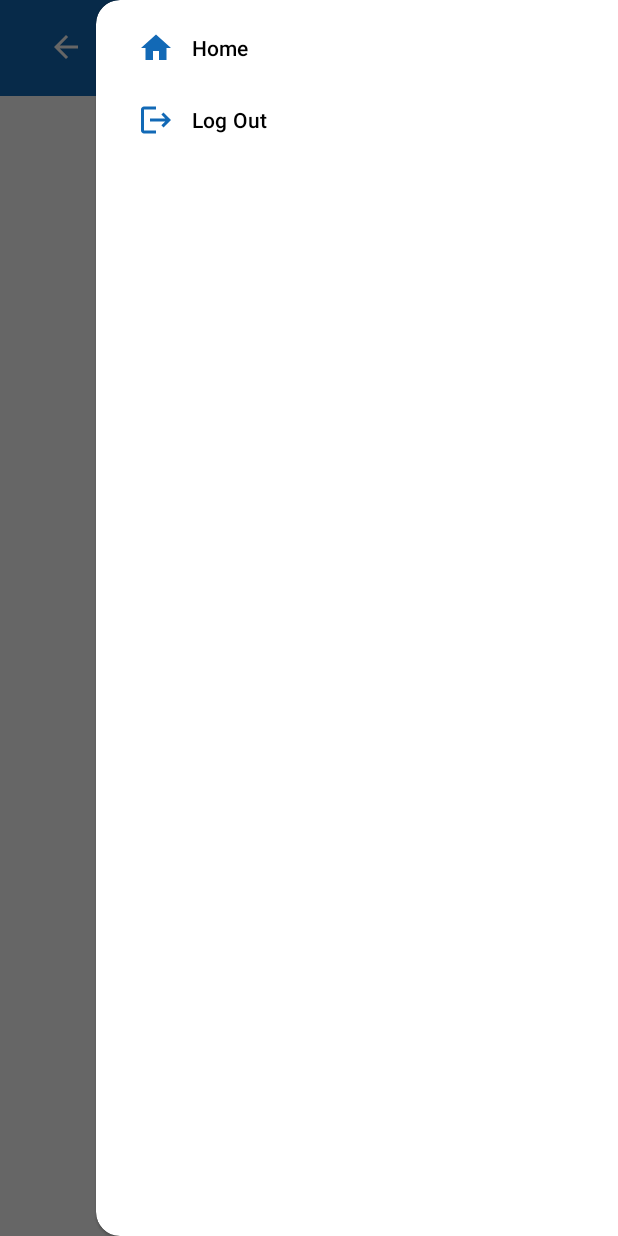
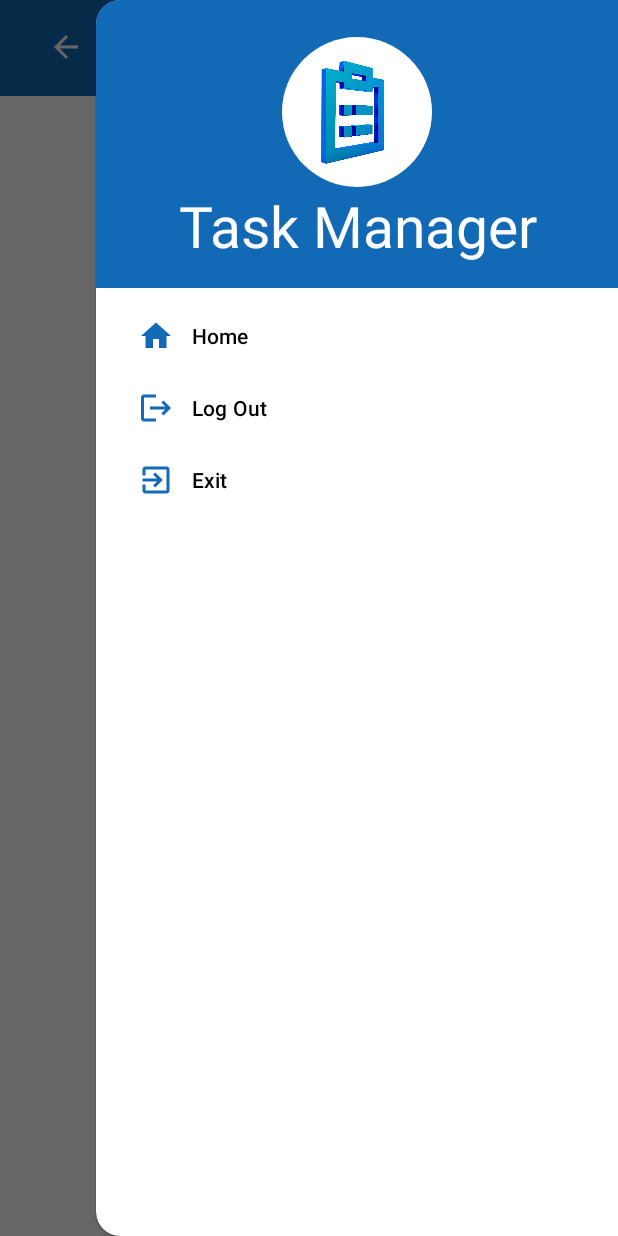
Before and after one commit to niranjan2052/taskManager, an Android app: the MainActivity screen opened directly, with no data from a screen before it, with the side drawer open, on a phone screen of 412 x 824 dp. Run offline under Robolectric (Android 15) with nearby library versions, the phone set to English and light mode, and no system bars.

Commit message:
sqllite integration done

```diff
--- /dev/null
+++ b/app/src/main/java/com/example/taskmanager/MyDBHelper.java
@@ -0,0 +1,93 @@
+package com.example.taskmanager;
+
+import android.content.ContentValues;
+import android.content.Context;
+import android.database.Cursor;
+import android.database.sqlite.SQLiteDatabase;
+import android.database.sqlite.SQLiteOpenHelper;
+
+import java.util.ArrayList;
+
+import kotlinx.coroutines.scheduling.Task;
+
+public class MyDBHelper extends SQLiteOpenHelper {
+
+    private static final String DATABASE_NAME = "TaskDB";
+    private static final int DATABASE_VERSION = 3;
+    private static final String TABLE_TASK = "Tasks";
+    private static final String KEY_ID = "id";
+    private static final String KEY_TITLE = "title";
+    private static final String KEY_DESCRIPTION = "description";
+    private static final String KEY_DUE_DATE = "dueDate";
+    private static final String KEY_STATUS = "status";
+
+
+    public MyDBHelper(Context context) {
+        super(context, DATABASE_NAME, null, DATABASE_VERSION);
+    }
+
+    @Override
+    public void onCreate(SQLiteDatabase db) {
+
+        // CREATE TABLE Tasks (id INTEGER PRIMARY KEY AUTOINCREMENT, title TEXT, description TEXT, dueDate TEXT
+        db.execSQL("CREATE TABLE " + TABLE_TASK +
+                "(" + KEY_ID + " INTEGER PRIMARY KEY AUTOINCREMENT," +
+                KEY_TITLE + " TEXT," +
+                KEY_DESCRIPTION + " TEXT," +
+                KEY_DUE_DATE + " TEXT," +
+                KEY_STATUS + " INTEGER" +
+                ")");
+    }
+
+    @Override
+    public void onUpgrade(SQLiteDatabase db, int oldVersion, int newVersion) {
+        db.execSQL("DROP TABLE IF EXISTS " + TABLE_TASK);
+        onCreate(db);
+    }
+
+    public void addTask(String title, String description, String dueDate, int status) {
+        SQLiteDatabase db = this.getWritableDatabase();
+        ContentValues values = new ContentValues();
+        values.put(KEY_TITLE, title);
+        values.put(KEY_DESCRIPTION, description);
+        values.put(KEY_DUE_DATE, dueDate);
+        values.put(KEY_STATUS, status);
+
+        db.insert(TABLE_TASK, null, values);
+    }
+
+    public ArrayList<TaskModel> fetchTask() {
+        SQLiteDatabase db = this.getReadableDatabase();
+
+        Cursor cursor = db.rawQuery("SELECT * FROM " + TABLE_TASK, null);
+        ArrayList<TaskModel> arrTask = new ArrayList<>();
+        while (cursor.moveToNext()) {
+            TaskModel model = new TaskModel();
+            model.taskId = cursor.getInt(0);
+            model.title = cursor.getString(1);
+            model.description = cursor.getString(2);
+            model.dueDate = cursor.getString(3);
+            model.status = cursor.getInt(4) == 1;
+
+            arrTask.add(model);
+        }
+        return arrTask;
+    }
+
+    public void updateTask(TaskModel taskModel) {
+        SQLiteDatabase database = this.getWritableDatabase();
+        ContentValues cv = new ContentValues();
+
+        cv.put(KEY_TITLE, taskModel.title);
+        cv.put(KEY_DESCRIPTION, taskModel.description);
+        cv.put(KEY_DUE_DATE, taskModel.dueDate);
+        cv.put(KEY_STATUS, taskModel.status);
+        database.update(TABLE_TASK, cv, KEY_ID + " = " + taskModel.taskId, null);
+    }
+
+    public void deleteTask(int id) {
+        SQLiteDatabase database = this.getWritableDatabase();
+
+        database.delete(TABLE_TASK, KEY_ID + " = ? ", new String[]{String.valueOf(id)});
+    }
+}
--- a/app/src/main/java/com/example/taskmanager/TaskModel.java
+++ b/app/src/main/java/com/example/taskmanager/TaskModel.java
@@ -17,4 +17,7 @@ public class TaskModel {
         this.dueDate = dueDate;
     }
 
+    public TaskModel() {
+
+    }
 }
--- /dev/null
+++ b/app/src/main/res/drawable/baseline_exit_to_app_24.xml
@@ -0,0 +1,5 @@
+<vector xmlns:android="http://schemas.android.com/apk/res/android" android:autoMirrored="true" android:height="24dp" android:tint="#1269B5" android:viewportHeight="24" android:viewportWidth="24" android:width="24dp">
+
+    <path android:fillColor="@android:color/white" android:pathData="M10.09,15.59L11.5,17l5,-5 -5,-5 -1.41,1.41L12.67,11H3v2h9.67l-2.58,2.59zM19,3H5c-1.11,0 -2,0.9 -2,2v4h2V5h14v14H5v-4H3v4c0,1.1 0.89,2 2,2h14c1.1,0 2,-0.9 2,-2V5c0,-1.1 -0.9,-2 -2,-2z"/>
+
+</vector>
--- /dev/null
+++ b/app/src/main/res/drawable/round_outline.xml
@@ -0,0 +1,4 @@
+<?xml version="1.0" encoding="utf-8"?>
+<shape xmlns:android="http://schemas.android.com/apk/res/android">
+    <corners android:radius="100dp" />
+</shape>
--- a/app/src/main/res/layout/activity_main.xml
+++ b/app/src/main/res/layout/activity_main.xml
@@ -69,7 +69,9 @@
             android:background="@color/white"
             app:itemIconTint="@color/themeBlueColor"
             app:itemTextColor="@color/black"
-            app:menu="@menu/navigation_menu" />
+            app:menu="@menu/navigation_menu"
+            app:headerLayout="@layout/header_layout"
+            />
 
     </androidx.drawerlayout.widget.DrawerLayout>
 </RelativeLayout>
--- /dev/null
+++ b/app/src/main/res/layout/header_layout.xml
@@ -0,0 +1,31 @@
+<?xml version="1.0" encoding="utf-8"?>
+<LinearLayout xmlns:android="http://schemas.android.com/apk/res/android"
+    android:layout_width="match_parent"
+    android:layout_height="192dp"
+    android:background="@color/themeBlueColor"
+    android:orientation="vertical"
+    android:padding="16dp"
+    android:theme="@style/ThemeOverlay.AppCompat.Dark"
+    android:gravity="bottom"
+    >
+
+    <ImageView
+        android:layout_width="100dp"
+        android:layout_height="100dp"
+        android:src="@drawable/tasklogo"
+        android:background="@drawable/round_outline"
+        android:backgroundTint="@color/white"
+        android:layout_gravity="center"
+        android:scaleType="centerCrop"
+        />
+
+    <TextView
+        android:layout_width="match_parent"
+        android:layout_height="wrap_content"
+        android:text="Task Manager"
+        android:textSize="38sp"
+        android:gravity="center"
+        android:textAppearance="@style/TextAppearance.AppCompat.Body1"
+        />
+
+</LinearLayout>
--- a/app/src/main/res/menu/navigation_menu.xml
+++ b/app/src/main/res/menu/navigation_menu.xml
@@ -11,6 +11,10 @@
             android:id="@+id/menu_logout"
             android:icon="@drawable/baseline_logout_24"
             android:title="Log Out"
+            />        <item
+            android:id="@+id/menu_exit"
+            android:icon="@drawable/baseline_exit_to_app_24"
+            android:title="Exit"
             />
     </group>
 </menu>
```
Also changed, not shown: app/src/main/java/com/example/taskmanager/MainActivity.java (+45 -7 lines).
